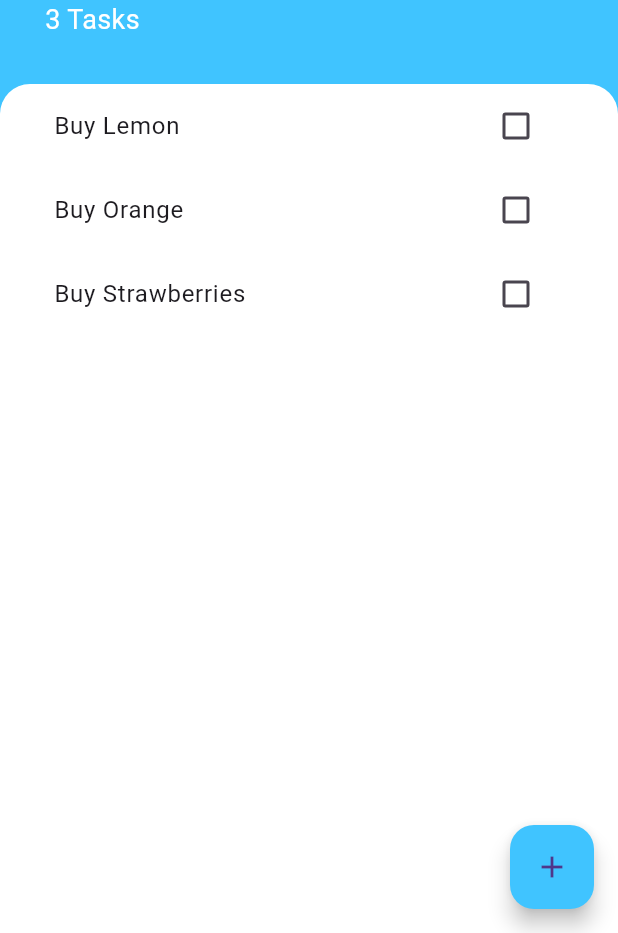
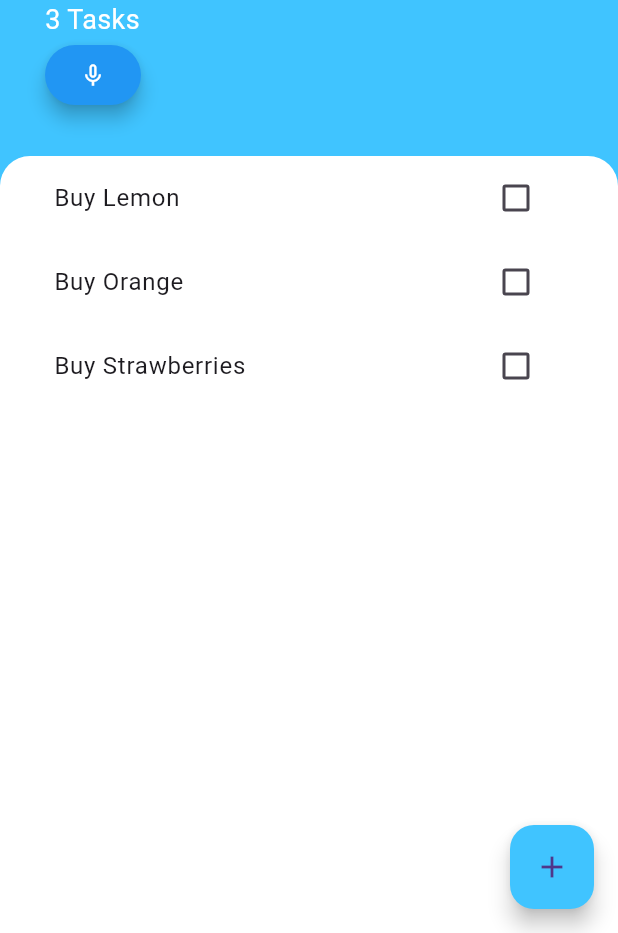
Before and after one commit to vinicius-acruz/todo_app, a Flutter app: the screen it shows after launch, on a phone screen of 412 x 824 dp, the part 303-1236 px from its top. Run offline on Flutter 3.47's test engine with Material 3 defaults, Android fonts, the phone set to English and light mode, and no system bars; our stand-ins replace speech_to_text.

Commit message:
Update dependencies and add speech-to-text functionality

```diff
--- a/lib/screens/tasks_screen.dart
+++ b/lib/screens/tasks_screen.dart
@@ -3,6 +3,7 @@ import 'package:todoey_flutter/models/task_data.dart';
 import 'package:todoey_flutter/widgets/tasks_list.dart';
 import 'package:todoey_flutter/screens/add_task_screen.dart';
 import 'package:provider/provider.dart';
+import 'package:todoey_flutter/widgets/voice_control.dart';
 
 class TasksScreen extends StatelessWidget {
   @override
@@ -67,6 +68,7 @@ class TasksScreen extends StatelessWidget {
                     fontSize: 18.0,
                   ),
                 ),
+                VoiceControl(),
               ],
             ),
           ),
--- /dev/null
+++ b/lib/widgets/voice_control.dart
@@ -0,0 +1,62 @@
+import 'package:flutter/material.dart';
+import 'package:speech_to_text/speech_to_text.dart' as stt;
+
+class VoiceControl extends StatefulWidget {
+  @override
+  _VoiceControlState createState() => _VoiceControlState();
+}
+
+class _VoiceControlState extends State<VoiceControl> {
+  late stt.SpeechToText _speech;
+  bool _isListening = false;
+  String _text = 'Press the button and start speaking';
+
+  @override
+  void initState() {
+    super.initState();
+    _speech = stt.SpeechToText();
+  }
+
+  void _listen() async {
+    print('got pressed');
+    if (!_isListening) {
+      bool available = await _speech.initialize(
+        onStatus: (val) => print('onStatus: $val'),
+        onError: (val) => print('onError: $val'),
+      );
+      if (available) {
+        setState(() => _isListening = true);
+        _speech.listen(
+          onResult: (val) => setState(() {
+            _text = val.recognizedWords;
+            print(_text);
+            // TODO: Interpret and act on recognized words
+          }),
+        );
+      }
+    } else {
+      setState(() => _isListening = false);
+      _speech.stop();
+    }
+  }
+
+  @override
+  Widget build(BuildContext context) {
+    return TextButton(
+      style: TextButton.styleFrom(
+        backgroundColor: Colors.blue, // Change the background color as needed
+        shape: RoundedRectangleBorder(
+          borderRadius: BorderRadius.circular(
+              30), // Adjust the border radius for rounded edges
+        ),
+        shadowColor: Colors.black, // Shadow color
+        elevation: 5, // Shadow elevation
+      ),
+      onPressed: _listen,
+      child: Icon(
+        _isListening ? Icons.mic : Icons.mic_none,
+        color: Colors.white, // Change the icon color as needed
+      ),
+    );
+  }
+}
--- a/pubspec.yaml
+++ b/pubspec.yaml
@@ -36,6 +36,7 @@ dependencies:
   # Use with the CupertinoIcons class for iOS style icons.
   cupertino_icons: ^1.0.2
   provider: ^6.0.5
+  speech_to_text: ^6.5.1
 
 dev_dependencies:
   flutter_test:
```
Also changed, not shown: pubspec.lock, 12 other files.
